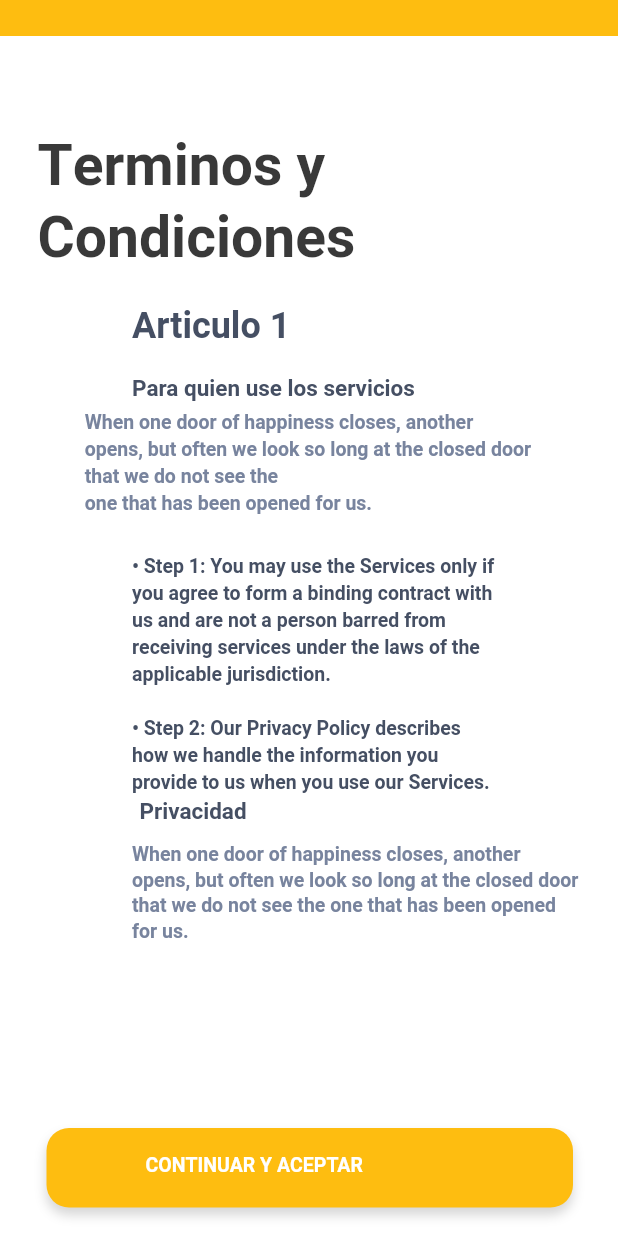
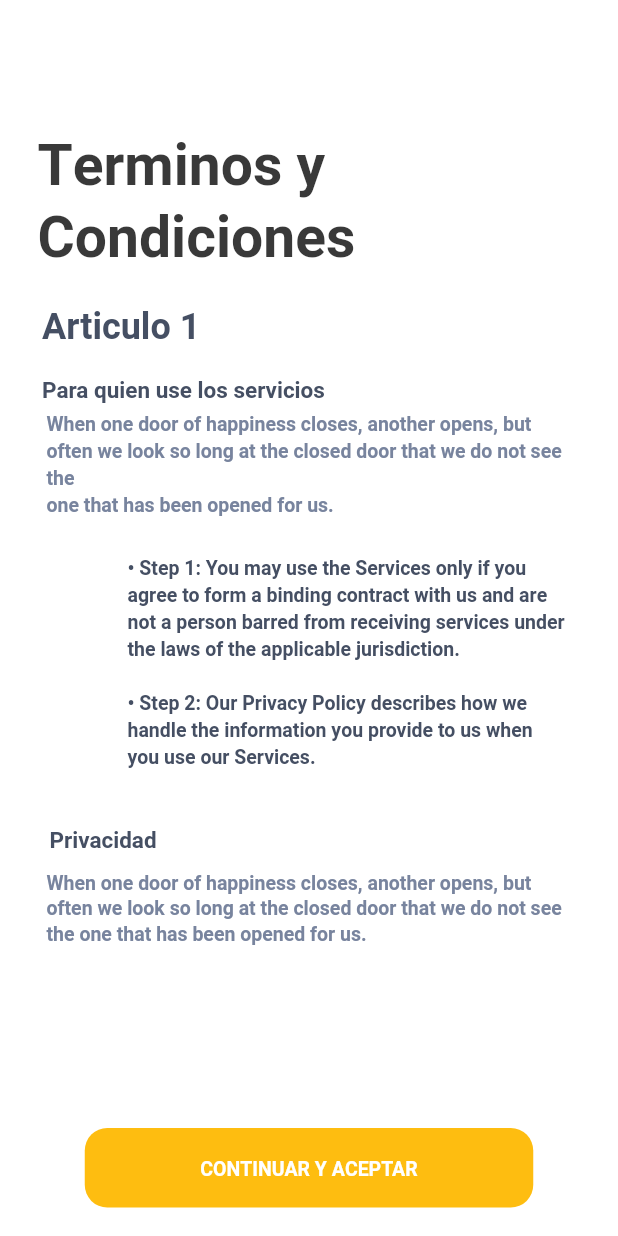
Before and after one commit to bautitravella/main_screens, a Flutter app: the TerminosYCondicionesWidget screen opened directly, on a phone screen of 412 x 824 dp. Run offline on Flutter 3.47's test engine with Material 2 defaults, Android fonts, the phone set to English and light mode, and no system bars.

Commit message:
terminos y condiciones ponele

```diff
--- a/lib/curso_alumno_widget/curso_alumno_widget.dart
+++ b/lib/curso_alumno_widget/curso_alumno_widget.dart
@@ -1,5 +1,6 @@
 
 import 'package:flutter/material.dart';
+import 'package:flutterui/terminos_ycondiciones_widget/terminos_ycondiciones_widget.dart';
 import 'package:flutterui/values/values.dart';
 
 
@@ -206,7 +207,7 @@ class CursoAlumnoWidget extends StatelessWidget {
                       Navigator.push(
                         context,
                         MaterialPageRoute(
-                            builder: (context) => CursoAlumnoWidget()),
+                            builder: (context) => TerminosYCondicionesWidget()),
                       );
                     }),
               ),
--- a/lib/datos_widget/datos_widget.dart
+++ b/lib/datos_widget/datos_widget.dart
@@ -1,7 +1,6 @@
 
 import 'package:flutter/material.dart';
 import 'package:flutterui/curso_alumno_widget/curso_alumno_widget.dart';
-import 'package:flutterui/datos1_widget/datos1_widget.dart';
 import 'package:flutterui/values/values.dart';
 
 
--- a/lib/terminos_ycondiciones_widget/terminos_ycondiciones_widget.dart
+++ b/lib/terminos_ycondiciones_widget/terminos_ycondiciones_widget.dart
@@ -4,6 +4,9 @@ import 'package:flutterui/values/values.dart';
 
 
 class TerminosYCondicionesWidget extends StatelessWidget {
+  void onButtonsLargeGreenPressed(BuildContext context) {
+
+  }
 
   @override
   Widget build(BuildContext context) {
@@ -17,17 +20,10 @@ class TerminosYCondicionesWidget extends StatelessWidget {
         child: Column(
           crossAxisAlignment: CrossAxisAlignment.stretch,
           children: [
-            Container(
-              height: 24,
-              decoration: BoxDecoration(
-                color: AppColors.secondaryElement,
-              ),
-              child: Container(),
-            ),
             Align(
               alignment: Alignment.topLeft,
               child: Container(
-                margin: EdgeInsets.only(left: 25, top: 61),
+                margin: EdgeInsets.only(left: 25, top: 85),
                 child: Text(
                   "Terminos y\nCondiciones",
                   textAlign: TextAlign.left,
@@ -43,19 +39,23 @@ class TerminosYCondicionesWidget extends StatelessWidget {
             Expanded(
               flex: 1,
               child: Container(
-                margin: EdgeInsets.only(left: 30, top: 19, right: 25, bottom: 19),
+                margin: EdgeInsets.only(left: 28, top: 20, right: 28, bottom: 19),
                 child: Stack(
                   alignment: Alignment.center,
                   children: [
                     Positioned(
+                      left: 0,
                       top: 0,
                       right: 0,
+                      bottom: 48,
                       child: SingleChildScrollView(
                         padding: EdgeInsets.all(0),
                         child: Column(
-                          crossAxisAlignment: CrossAxisAlignment.start,
+                          crossAxisAlignment: CrossAxisAlignment.stretch,
                           children: [
-                            Text(
+                            Container(
+                              margin: EdgeInsets.only(right: 208),
+                              child: Text(
                                 "Articulo 1",
                                 textAlign: TextAlign.left,
                                 style: TextStyle(
@@ -64,8 +64,9 @@ class TerminosYCondicionesWidget extends StatelessWidget {
                                   fontSize: 24,
                                 ),
                               ),
+                            ),
                             Container(
-                              margin: EdgeInsets.only(top: 16),
+                              margin: EdgeInsets.only(top: 16, right: 115),
                               child: Text(
                                 "Para quien use los servicios",
                                 textAlign: TextAlign.left,
@@ -76,11 +77,8 @@ class TerminosYCondicionesWidget extends StatelessWidget {
                                 ),
                               ),
                             ),
-                            Align(
-                              alignment: Alignment.topRight,
-                              child: Container(
-                                width: 242,
-                                margin: EdgeInsets.only(top: 100, right: 6),
+                            Container(
+                              margin: EdgeInsets.only(left: 57, top: 100, right: 6),
                               child: Text(
                                 "• Step 1: You may use the Services only if you agree to form a binding contract with us and are not a person barred from receiving services under the laws of the applicable jurisdiction. \n\n• Step 2: Our Privacy Policy describes how we handle the information you provide to us when you use our Services.",
                                 textAlign: TextAlign.left,
@@ -92,10 +90,8 @@ class TerminosYCondicionesWidget extends StatelessWidget {
                                 ),
                               ),
                             ),
-                            ),
-                            Spacer(),
                             Container(
-                              margin: EdgeInsets.only(left: 5, bottom: 10),
+                              margin: EdgeInsets.only(left: 5, top: 36, right: 228),
                               child: Text(
                                 "Privacidad",
                                 textAlign: TextAlign.left,
@@ -106,11 +102,8 @@ class TerminosYCondicionesWidget extends StatelessWidget {
                                 ),
                               ),
                             ),
-                            Align(
-                              alignment: Alignment.topCenter,
-                              child: Container(
-                                width: 299,
-                                margin: EdgeInsets.only(bottom: 2),
+                            Container(
+                              margin: EdgeInsets.only(left: 3, top: 10, right: 3),
                               child: Text(
                                 "When one door of happiness closes, another opens, but often we look so long at the closed door that we do not see the one that has been opened for us. ",
                                 textAlign: TextAlign.left,
@@ -121,23 +114,20 @@ class TerminosYCondicionesWidget extends StatelessWidget {
                                 ),
                               ),
                             ),
-                            ),
                           ],
                         ),
                       ),
                     ),
                     Positioned(
-                      left: 0,
+                      left: 3,
                       top: 72,
-                      right: 5,
+                      right: 3,
                       bottom: 0,
                       child: Column(
                         crossAxisAlignment: CrossAxisAlignment.stretch,
                         children: [
-                          Align(
-                            alignment: Alignment.topCenter,
-                            child: Container(
-                              width: 299,
+                          Container(
+                            margin: EdgeInsets.only(right: 1),
                             child: Text(
                               "When one door of happiness closes, another opens, but often we look so long at the closed door that we do not see the \none that has been opened for us. ",
                               textAlign: TextAlign.left,
@@ -149,27 +139,20 @@ class TerminosYCondicionesWidget extends StatelessWidget {
                               ),
                             ),
                           ),
-                          ),
                           Spacer(),
-                          Container(
+                          Align(
+                            alignment: Alignment.topCenter,
+                            child: Container(
+                              width: 299,
                               height: 53,
-                            margin: EdgeInsets.only(left: 1),
-                            decoration: BoxDecoration(
+                              child: FlatButton(
+                                onPressed: () => this.onButtonsLargeGreenPressed(context),
                                 color: AppColors.secondaryElement,
-                              boxShadow: [
-                                BoxShadow(
-                                  color: Color.fromARGB(41, 0, 0, 0),
-                                  offset: Offset(0, 5),
-                                  blurRadius: 6,
-                                ),
-                              ],
+                                shape: RoundedRectangleBorder(
                                   borderRadius: BorderRadius.all(Radius.circular(15)),
                                 ),
-                            child: Column(
-                              crossAxisAlignment: CrossAxisAlignment.start,
-                              children: [
-                                Container(
-                                  margin: EdgeInsets.only(left: 66, top: 15),
+                                textColor: Color.fromARGB(255, 255, 255, 255),
+                                padding: EdgeInsets.all(0),
                                 child: Text(
                                   "CONTINUAR Y ACEPTAR",
                                   textAlign: TextAlign.center,
@@ -180,7 +163,6 @@ class TerminosYCondicionesWidget extends StatelessWidget {
                                   ),
                                 ),
                               ),
-                              ],
                             ),
                           ),
                         ],
```
Also changed, not shown: lib/datos1_widget/datos1_widget.dart (deleted, +0 -453 lines). Lines whose indentation alone changed are shown as unchanged.
